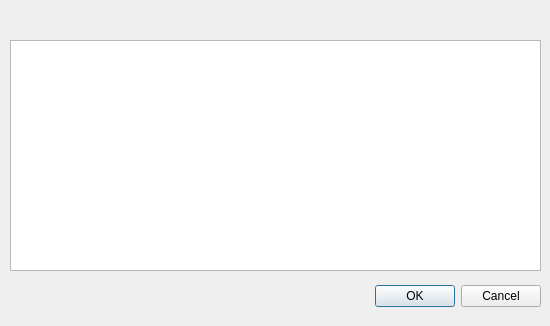
mbrazeau/MorphyWeb, file gui/Morphy/taxadialog.ui: the form before one commit.
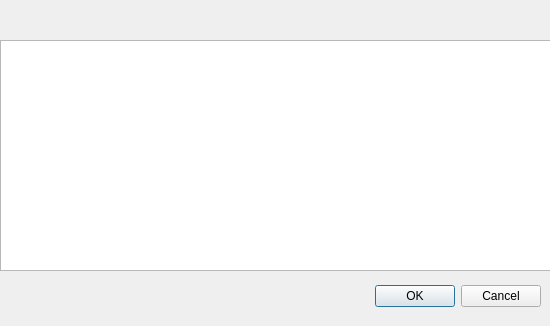
The form after the commit.

Patch:
```diff
--- a/gui/Morphy/taxadialog.ui
+++ b/gui/Morphy/taxadialog.ui
@@ -32,9 +32,9 @@
   <widget class="QTableView" name="tableView">
    <property name="geometry">
     <rect>
-     <x>10</x>
+     <x>0</x>
      <y>40</y>
-     <width>531</width>
+     <width>551</width>
      <height>231</height>
     </rect>
    </property>
```
